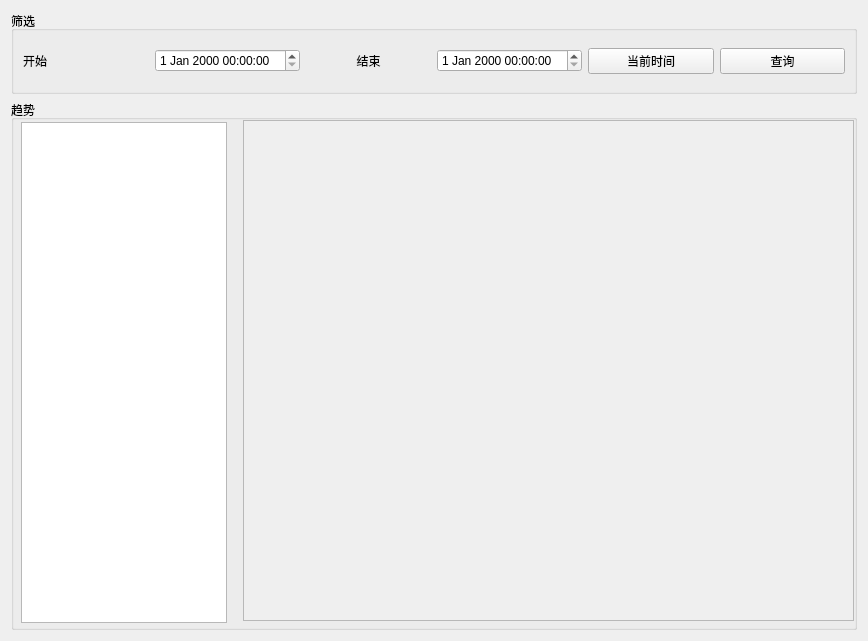
Old version of the form curve.ui in the repository yusp75/plc-recorder.
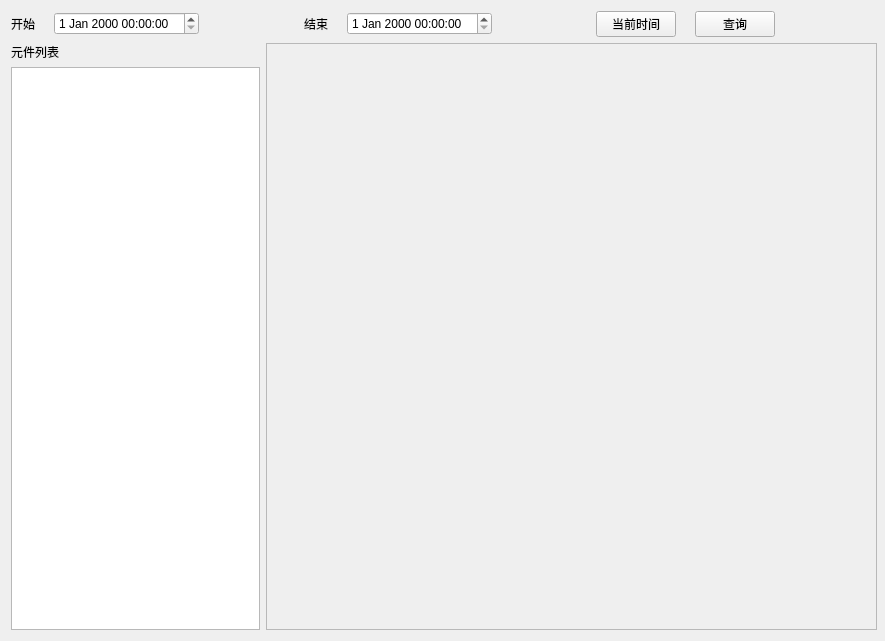
New version of the form.

Commit message: 布局满屏

```diff
--- a/curve.ui
+++ b/curve.ui
@@ -6,7 +6,7 @@
    <rect>
     <x>0</x>
     <y>0</y>
-    <width>868</width>
+    <width>885</width>
     <height>641</height>
    </rect>
   </property>
@@ -25,40 +25,32 @@
   <property name="windowTitle">
    <string>Form</string>
   </property>
-  <layout class="QVBoxLayout" name="verticalLayout">
+  <layout class="QGridLayout" name="gridLayout_2">
+   <item row="0" column="0">
+    <layout class="QVBoxLayout" name="verticalLayout_3">
    <item>
-    <widget class="QGroupBox" name="groupBox">
-     <property name="sizePolicy">
-      <sizepolicy hsizetype="Expanding" vsizetype="Fixed">
-       <horstretch>0</horstretch>
-       <verstretch>0</verstretch>
-      </sizepolicy>
-     </property>
-     <property name="minimumSize">
-      <size>
-       <width>813</width>
-       <height>83</height>
-      </size>
-     </property>
-     <property name="title">
-      <string>筛选</string>
-     </property>
-     <property name="flat">
-      <bool>false</bool>
-     </property>
-     <layout class="QHBoxLayout" name="horizontalLayout_2">
-      <item>
+      <layout class="QGridLayout" name="gridLayout">
+       <item row="0" column="0">
        <widget class="QLabel" name="label">
+         <property name="sizePolicy">
+          <sizepolicy hsizetype="Fixed" vsizetype="Preferred">
+           <horstretch>0</horstretch>
+           <verstretch>0</verstretch>
+          </sizepolicy>
+         </property>
         <property name="text">
          <string>开始</string>
         </property>
        </widget>
       </item>
-      <item>
-       <widget class="QDateTimeEdit" name="dt1"/>
-      </item>
-      <item>
+       <item row="0" column="4">
        <widget class="QLabel" name="label_2">
+         <property name="sizePolicy">
+          <sizepolicy hsizetype="Fixed" vsizetype="Preferred">
+           <horstretch>0</horstretch>
+           <verstretch>0</verstretch>
+          </sizepolicy>
+         </property>
         <property name="styleSheet">
          <string notr="true"/>
         </property>
@@ -76,52 +68,187 @@
         </property>
        </widget>
       </item>
-      <item>
-       <widget class="QDateTimeEdit" name="dt2"/>
-      </item>
-      <item>
-       <widget class="QPushButton" name="btnNow">
-        <property name="text">
-         <string>当前时间</string>
-        </property>
-       </widget>
-      </item>
-      <item>
+       <item row="0" column="2">
+        <widget class="QDateTimeEdit" name="dt1">
+         <property name="sizePolicy">
+          <sizepolicy hsizetype="Fixed" vsizetype="Fixed">
+           <horstretch>0</horstretch>
+           <verstretch>0</verstretch>
+          </sizepolicy>
+         </property>
+         <property name="minimumSize">
+          <size>
+           <width>120</width>
+           <height>20</height>
+          </size>
+         </property>
+        </widget>
+       </item>
+       <item row="0" column="6">
+        <widget class="QDateTimeEdit" name="dt2">
+         <property name="sizePolicy">
+          <sizepolicy hsizetype="Fixed" vsizetype="Fixed">
+           <horstretch>0</horstretch>
+           <verstretch>0</verstretch>
+          </sizepolicy>
+         </property>
+         <property name="minimumSize">
+          <size>
+           <width>120</width>
+           <height>20</height>
+          </size>
+         </property>
+        </widget>
+       </item>
+       <item row="0" column="7">
+        <spacer name="horizontalSpacer_5">
+         <property name="orientation">
+          <enum>Qt::Horizontal</enum>
+         </property>
+         <property name="sizeType">
+          <enum>QSizePolicy::Expanding</enum>
+         </property>
+         <property name="sizeHint" stdset="0">
+          <size>
+           <width>13</width>
+           <height>20</height>
+          </size>
+         </property>
+        </spacer>
+       </item>
+       <item row="0" column="10">
        <widget class="QPushButton" name="btnQuery">
+         <property name="sizePolicy">
+          <sizepolicy hsizetype="Fixed" vsizetype="Fixed">
+           <horstretch>0</horstretch>
+           <verstretch>0</verstretch>
+          </sizepolicy>
+         </property>
+         <property name="minimumSize">
+          <size>
+           <width>75</width>
+           <height>23</height>
+          </size>
+         </property>
         <property name="text">
          <string>查询</string>
         </property>
        </widget>
       </item>
-     </layout>
-    </widget>
-   </item>
-   <item>
-    <widget class="QGroupBox" name="groupBox_2">
+       <item row="0" column="5">
+        <spacer name="horizontalSpacer_2">
+         <property name="orientation">
+          <enum>Qt::Horizontal</enum>
+         </property>
+         <property name="sizeType">
+          <enum>QSizePolicy::Fixed</enum>
+         </property>
+         <property name="sizeHint" stdset="0">
+          <size>
+           <width>13</width>
+           <height>20</height>
+          </size>
+         </property>
+        </spacer>
+       </item>
+       <item row="0" column="9">
+        <spacer name="horizontalSpacer_6">
+         <property name="orientation">
+          <enum>Qt::Horizontal</enum>
+         </property>
+         <property name="sizeType">
+          <enum>QSizePolicy::Fixed</enum>
+         </property>
+         <property name="sizeHint" stdset="0">
+          <size>
+           <width>13</width>
+           <height>20</height>
+          </size>
+         </property>
+        </spacer>
+       </item>
+       <item row="0" column="1">
+        <spacer name="horizontalSpacer">
+         <property name="orientation">
+          <enum>Qt::Horizontal</enum>
+         </property>
+         <property name="sizeType">
+          <enum>QSizePolicy::Fixed</enum>
+         </property>
+         <property name="sizeHint" stdset="0">
+          <size>
+           <width>13</width>
+           <height>20</height>
+          </size>
+         </property>
+        </spacer>
+       </item>
+       <item row="0" column="11">
+        <spacer name="horizontalSpacer_7">
+         <property name="orientation">
+          <enum>Qt::Horizontal</enum>
+         </property>
+         <property name="sizeHint" stdset="0">
+          <size>
+           <width>13</width>
+           <height>20</height>
+          </size>
+         </property>
+        </spacer>
+       </item>
+       <item row="0" column="3">
+        <spacer name="horizontalSpacer_4">
+         <property name="orientation">
+          <enum>Qt::Horizontal</enum>
+         </property>
+         <property name="sizeHint" stdset="0">
+          <size>
+           <width>13</width>
+           <height>20</height>
+          </size>
+         </property>
+        </spacer>
+       </item>
+       <item row="0" column="8">
+        <widget class="QPushButton" name="btnNow">
      <property name="sizePolicy">
-      <sizepolicy hsizetype="Expanding" vsizetype="Expanding">
+          <sizepolicy hsizetype="Fixed" vsizetype="Fixed">
        <horstretch>0</horstretch>
        <verstretch>0</verstretch>
       </sizepolicy>
      </property>
      <property name="minimumSize">
       <size>
-       <width>813</width>
-       <height>451</height>
-      </size>
-     </property>
-     <property name="title">
-      <string>趋势</string>
-     </property>
+           <width>75</width>
+           <height>23</height>
+          </size>
+         </property>
+         <property name="text">
+          <string>当前时间</string>
+         </property>
+        </widget>
+       </item>
+      </layout>
+     </item>
+     <item>
+      <layout class="QHBoxLayout" name="horizontalLayout">
+       <item>
+        <layout class="QVBoxLayout" name="verticalLayout">
+         <item>
+          <widget class="QLabel" name="label_3">
+           <property name="sizePolicy">
+            <sizepolicy hsizetype="Fixed" vsizetype="Fixed">
+             <horstretch>0</horstretch>
+             <verstretch>0</verstretch>
+            </sizepolicy>
+           </property>
+           <property name="text">
+            <string>元件列表</string>
+           </property>
+          </widget>
+         </item>
+         <item>
      <widget class="QTreeView" name="tree">
-      <property name="geometry">
-       <rect>
-        <x>10</x>
-        <y>22</y>
-        <width>206</width>
-        <height>501</height>
-       </rect>
-      </property>
       <property name="sizePolicy">
        <sizepolicy hsizetype="Fixed" vsizetype="Expanding">
         <horstretch>0</horstretch>
@@ -130,8 +257,8 @@
       </property>
       <property name="minimumSize">
        <size>
-        <width>201</width>
-        <height>441</height>
+             <width>249</width>
+             <height>561</height>
        </size>
       </property>
       <property name="editTriggers">
@@ -147,19 +274,15 @@
        <enum>Qt::CopyAction</enum>
       </property>
      </widget>
+         </item>
+        </layout>
+       </item>
+       <item>
      <widget class="QScrollArea" name="scroll">
-      <property name="geometry">
-       <rect>
-        <x>232</x>
-        <y>20</y>
+         <property name="minimumSize">
+          <size>
         <width>611</width>
-        <height>501</height>
-       </rect>
-      </property>
-      <property name="minimumSize">
-       <size>
-        <width>603</width>
-        <height>451</height>
+           <height>581</height>
        </size>
       </property>
       <property name="widgetResizable">
@@ -171,7 +294,7 @@
          <x>0</x>
          <y>0</y>
          <width>609</width>
-         <height>499</height>
+            <height>586</height>
         </rect>
        </property>
        <layout class="QVBoxLayout" name="verticalLayout_2">
@@ -181,7 +304,10 @@
        </layout>
       </widget>
      </widget>
-    </widget>
+       </item>
+      </layout>
+     </item>
+    </layout>
    </item>
   </layout>
  </widget>
```
Lines whose indentation alone changed are shown as unchanged. The commit also changes 1 other file.
